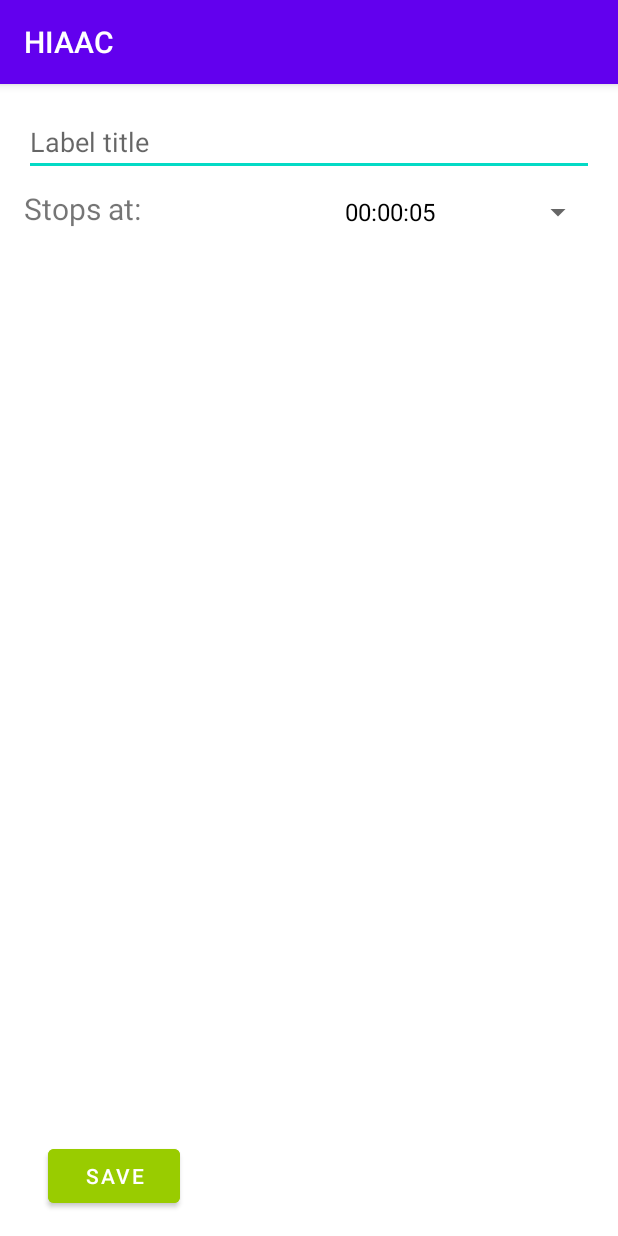
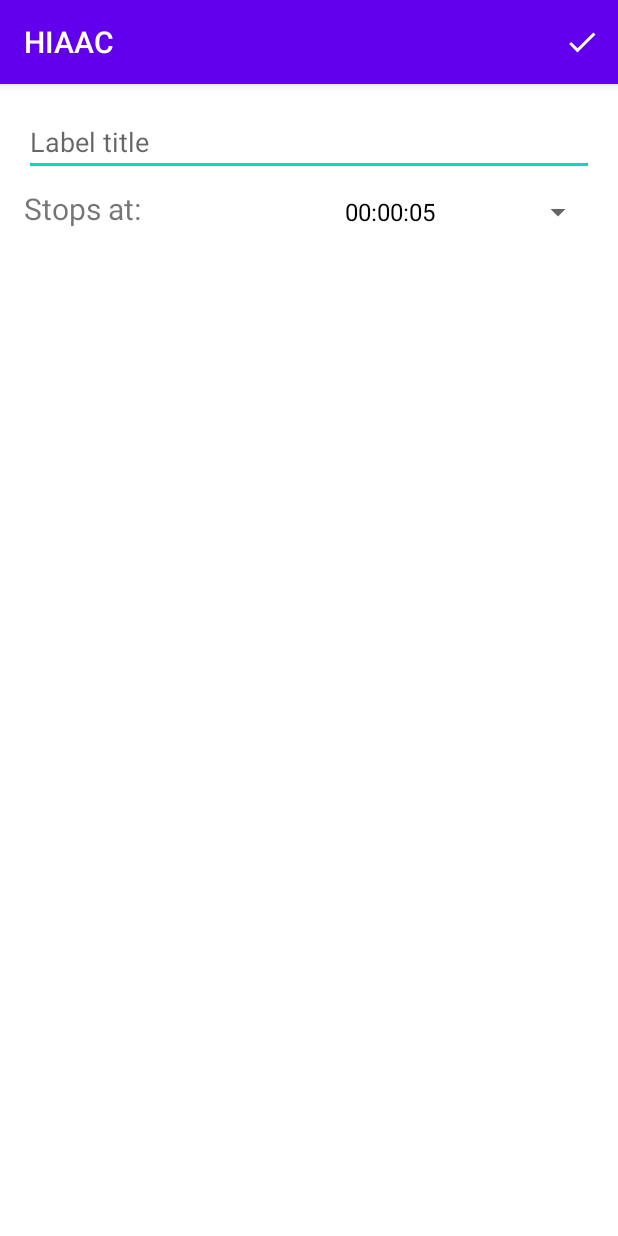
Before and after one commit to H-IAAC/sensor-toolkit, an Android app: the screen it shows after launch (LabelOptionsActivity), after a tap on an icon or button, on a phone screen of 412 x 824 dp. Run offline under Robolectric (Android 15) with nearby library versions, the phone set to English and light mode, and no system bars; our stand-ins replace Room's generated code.

Commit message:
Move save button to app bar

```diff
--- a/Clients/HIAAC/app/src/main/java/br/org/eldorado/hiaac/LabelOptionsActivity.java
+++ b/Clients/HIAAC/app/src/main/java/br/org/eldorado/hiaac/LabelOptionsActivity.java
@@ -47,7 +47,6 @@ public class LabelOptionsActivity extends AppCompatActivity {
     private boolean mIsUpdating;
 
     private EditText mLabelTile;
-    private Button mSaveButton;
     private Spinner mStopTimeSpinner;
 
     @Override
@@ -55,7 +54,6 @@ public class LabelOptionsActivity extends AppCompatActivity {
         super.onCreate(savedInstanceState);
         setContentView(R.layout.activity_label_options);
         mLabelTile = findViewById(R.id.edit_label_name);
-        mSaveButton = findViewById(R.id.save_label_button);
         mStopTimeSpinner = findViewById(R.id.stops_at_spinner);
         mLabelConfigViewModel = ViewModelProvider.AndroidViewModelFactory
                 .getInstance(getApplication()).create(LabelConfigViewModel.class);
@@ -83,20 +81,16 @@ public class LabelOptionsActivity extends AppCompatActivity {
             default:
                 mIsUpdating = false;
         }
-
-        mSaveButton.setOnClickListener(new View.OnClickListener() {
-            @Override
-            public void onClick(View v) {
-                onSaveButtonClick();
-            }
-        });
     }
 
     @Override
     public boolean onCreateOptionsMenu(Menu menu) {
+        getMenuInflater().inflate(R.menu.menu_label_options, menu);
+
         if (mIsUpdating) {
-            getMenuInflater().inflate(R.menu.menu_label_options, menu);
+            menu.getItem(0).setVisible(true);
         }
+
         return true;
     }
 
@@ -116,6 +110,9 @@ public class LabelOptionsActivity extends AppCompatActivity {
                 );
                 deleteDialogFragment.show(getSupportFragmentManager().beginTransaction(),
                         DeleteDialogFragment.class.toString());
+                return true;
+            case R.id.save_label_button:
+                onSaveButtonClick();
                 return true;
         }
         return super.onOptionsItemSelected(item);
@@ -144,7 +141,13 @@ public class LabelOptionsActivity extends AppCompatActivity {
     }
 
     private void onSaveButtonClick() {
-        String label = mLabelTile.getText().toString();
+        String label = mLabelTile.getText().toString().trim();
+        if (label.isEmpty()) {
+            Toast.makeText(getApplicationContext(),
+                    R.string.label_title_empty, Toast.LENGTH_LONG).show();
+            return;
+        }
+
         int spinnerPosition = mStopTimeSpinner.getSelectedItemPosition();
         int stopTime = stopTimeOptions[spinnerPosition];
         LabelConfig newConfig = new LabelConfig(label, stopTime);
--- /dev/null
+++ b/Clients/HIAAC/app/src/main/res/drawable/ic_baseline_check_24.xml
@@ -0,0 +1,10 @@
+<vector xmlns:android="http://schemas.android.com/apk/res/android"
+    android:width="24dp"
+    android:height="24dp"
+    android:viewportWidth="24"
+    android:viewportHeight="24"
+    android:tint="?attr/colorControlNormal">
+  <path
+      android:fillColor="@android:color/white"
+      android:pathData="M9,16.17L4.83,12l-1.42,1.41L9,19 21,7l-1.41,-1.41z"/>
+</vector>
--- a/Clients/HIAAC/app/src/main/res/layout/activity_label_options.xml
+++ b/Clients/HIAAC/app/src/main/res/layout/activity_label_options.xml
@@ -29,17 +29,6 @@
 
     </LinearLayout>
 
-    <Button
-        android:id="@+id/save_label_button"
-        android:layout_width="wrap_content"
-        android:layout_height="wrap_content"
-        android:layout_marginStart="32sp"
-        android:layout_marginBottom="16dp"
-        android:backgroundTint="@android:color/holo_green_light"
-        android:text="Save"
-        app:layout_constraintBottom_toBottomOf="parent"
-        app:layout_constraintStart_toStartOf="parent" />
-
     <TextView
         android:id="@+id/textView"
         android:layout_width="wrap_content"
--- a/Clients/HIAAC/app/src/main/res/menu/menu_label_options.xml
+++ b/Clients/HIAAC/app/src/main/res/menu/menu_label_options.xml
@@ -7,5 +7,11 @@
         android:id="@+id/delete_label_button"
         android:icon="@drawable/ic_baseline_delete_24"
         android:title="@string/delete_label"
-        app:showAsAction="always"/>
+        android:visible="false"
+        app:showAsAction="always" />
+    <item
+        android:id="@+id/save_label_button"
+        android:icon="@drawable/ic_baseline_check_24"
+        android:title="@string/delete_label"
+        app:showAsAction="always" />
 </menu>
--- a/Clients/HIAAC/app/src/main/res/values/strings.xml
+++ b/Clients/HIAAC/app/src/main/res/values/strings.xml
@@ -20,4 +20,5 @@
     <string name="yes">Yes</string>
     <string name="no">No</string>
     <string name="configuration_deleted">Configuration deleted</string>
+    <string name="label_title_empty">Label tile is empty</string>
 </resources>
```
